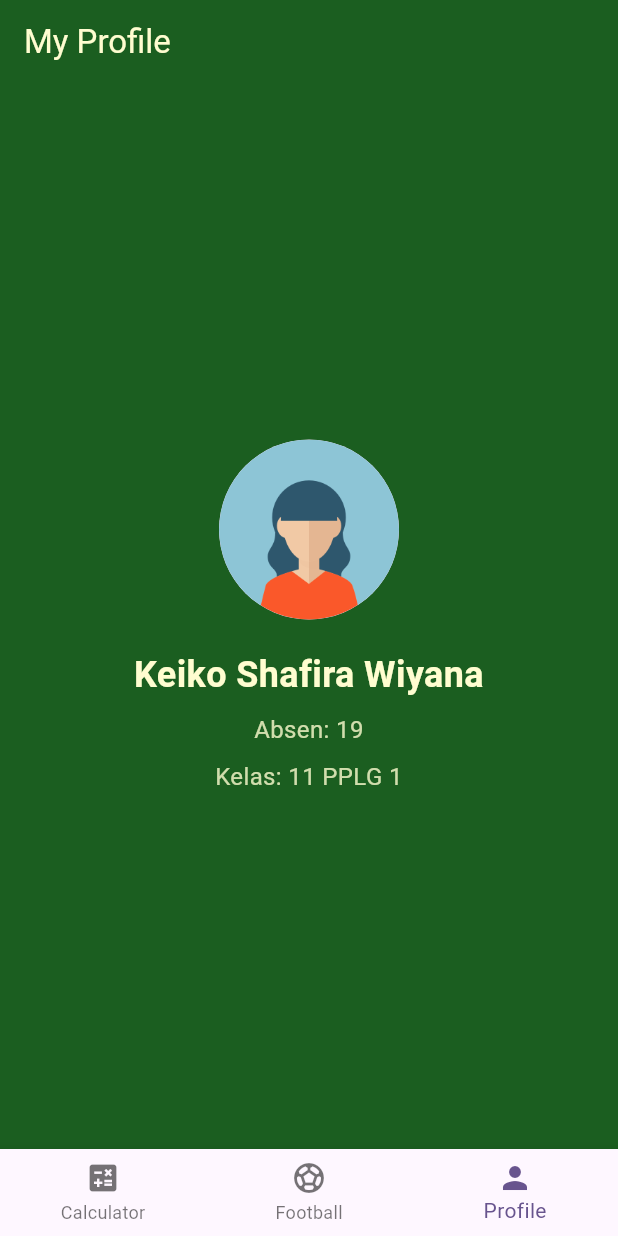
After one commit to KeikoW0/tugas1_flutter_11pplg1_19, a Flutter app: the screen it shows after launch, item 3 of the bottom bar chosen, on a phone screen of 412 x 824 dp. The commit adds this screen. Run offline on Flutter 3.47's test engine with Material 3 defaults, Android fonts, the light colour scheme and no system bars; our stand-ins replace get.

Commit message:
Update ProfilePage and BottomNav

```diff
--- /dev/null
+++ b/lib/bottomnav.dart
@@ -0,0 +1,36 @@
+import 'package:flutter/material.dart';
+import 'package:get/get.dart';
+import 'package:latihan1_11pplg/pages/calculator_page.dart';
+import 'package:latihan1_11pplg/pages/football_page.dart';
+import 'package:latihan1_11pplg/pages/profile_page.dart';
+import 'controllers/bottomnav_controller.dart';
+
+class BottomNavExample extends StatelessWidget {
+  final BottomnavController controller = Get.put(BottomnavController());
+
+  final List<Widget> pages = [CalculatorPage(), FootballPage(), ProfilePage()];
+
+  @override
+  Widget build(BuildContext context) {
+    return Obx(
+      () => Scaffold(
+        body: pages[controller.selectedIndex.value],
+        bottomNavigationBar: BottomNavigationBar(
+          currentIndex: controller.selectedIndex.value,
+          onTap: controller.changeTab,
+          items: const [
+            BottomNavigationBarItem(
+              icon: Icon(Icons.calculate),
+              label: 'Calculator',
+            ),
+            BottomNavigationBarItem(
+              icon: Icon(Icons.sports_soccer),
+              label: 'Football',
+            ),
+            BottomNavigationBarItem(icon: Icon(Icons.person), label: 'Profile'),
+          ],
+        ),
+      ),
+    );
+  }
+}
--- /dev/null
+++ b/lib/controllers/bottomnav_controller.dart
@@ -0,0 +1,6 @@
+import 'package:get/get.dart';
+
+class BottomnavController extends GetxController {
+  var selectedIndex = 0.obs;
+  void changeTab(int index) => selectedIndex.value = index;
+}
--- a/lib/main.dart
+++ b/lib/main.dart
@@ -20,7 +20,7 @@ class MyApp extends StatelessWidget {
       theme: ThemeData(
         colorScheme: ColorScheme.fromSeed(seedColor: Colors.deepPurple),
       ),
-      initialRoute: AppRoutes.footballplayers,
+      initialRoute: AppRoutes.main,
       getPages: AppPages.pages,
     );
   }
--- a/lib/pages/calculator_page.dart
+++ b/lib/pages/calculator_page.dart
@@ -76,7 +76,7 @@ class CalculatorPage extends StatelessWidget {
               text: "Move to Football Players",
               textColor: Colors.green,
               onPressed: () {
-                Get.toNamed(AppRoutes.footballplayers);
+                Get.toNamed(AppRoutes.footballplayer);
               },
             ),
           ],
--- /dev/null
+++ b/lib/pages/profile_page.dart
@@ -0,0 +1,56 @@
+import 'package:flutter/material.dart';
+
+class ProfilePage extends StatelessWidget {
+  ProfilePage({super.key});
+
+  final Color backgroundColor = Colors.green[900]!;
+  final Color textColor = const Color(0xFFFFFDD0); // cream
+
+  final String userName = "Keiko Shafira Wiyana";
+  final String userAbsen = "19";
+  final String userKelas = "11 PPLG 1";
+  final String userImage = "assets/images/loginicon.png"; // ganti sesuai asetmu
+
+  @override
+  Widget build(BuildContext context) {
+    return Scaffold(
+      backgroundColor: backgroundColor,
+      appBar: AppBar(
+        backgroundColor: backgroundColor,
+        title: Text("My Profile", style: TextStyle(color: textColor)),
+        iconTheme: IconThemeData(color: textColor),
+      ),
+      body: Center(
+        child: Column(
+          mainAxisAlignment: MainAxisAlignment.center, // vertikal center
+          crossAxisAlignment: CrossAxisAlignment.center, // horizontal center
+          children: [
+            CircleAvatar(radius: 60, backgroundImage: AssetImage(userImage)),
+            const SizedBox(height: 20),
+            Text(
+              userName,
+              style: TextStyle(
+                fontSize: 24,
+                fontWeight: FontWeight.bold,
+                color: textColor,
+              ),
+              textAlign: TextAlign.center,
+            ),
+            const SizedBox(height: 8),
+            Text(
+              "Absen: $userAbsen",
+              style: TextStyle(fontSize: 16, color: textColor.withOpacity(0.8)),
+              textAlign: TextAlign.center,
+            ),
+            const SizedBox(height: 8),
+            Text(
+              "Kelas: $userKelas",
+              style: TextStyle(fontSize: 16, color: textColor.withOpacity(0.8)),
+              textAlign: TextAlign.center,
+            ),
+          ],
+        ),
+      ),
+    );
+  }
+}
--- a/lib/routes/pages.dart
+++ b/lib/routes/pages.dart
@@ -1,5 +1,6 @@
 import 'package:flutter/material.dart';
 import 'package:get/get.dart';
+import 'package:latihan1_11pplg/bottomnav.dart';
 import 'package:latihan1_11pplg/pages/calculator_page.dart';
 import 'package:latihan1_11pplg/pages/football_edit_page.dart';
 import 'package:latihan1_11pplg/pages/football_page.dart';
@@ -8,9 +9,10 @@ import 'package:latihan1_11pplg/routes/routes.dart';
 class AppPages {
   static final pages = [
     GetPage(name: AppRoutes.calculator, page: () => CalculatorPage()),
-    GetPage(name: AppRoutes.footballplayers, page: () => FootballPage()),
+    GetPage(name: AppRoutes.main, page: () => BottomNavExample()),
+    GetPage(name: AppRoutes.footballplayer, page: () => FootballPage()),
     GetPage(
-      name: AppRoutes.footballeditplayers,
+      name: AppRoutes.footballeditpage,
       page: () {
         final index = Get.arguments as int;
         return FootballEditPage(index: index);
--- a/lib/routes/routes.dart
+++ b/lib/routes/routes.dart
@@ -1,5 +1,9 @@
 class AppRoutes {
-  static const String calculator = "/calculator";
-  static const String footballplayers = "/footballplayers";
-  static const String footballeditplayers = "/footballeditplayers";
+  static const login = '/login';
+  static const register = '/register';
+  static const dashboard = '/dashboard';
+  static const calculator = '/calculator';
+  static const footballplayer = '/football/player';
+  static const footballeditpage = '/football/edit';
+  static const main = '/main';
 }
```
